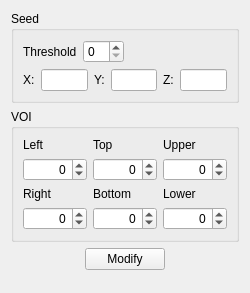
This is frontend/toolbar/seedgrow/FilterInspector.ui in FelixdelasPozas/EspINA as Qt 5 draws it before an edit. The edited form follows.
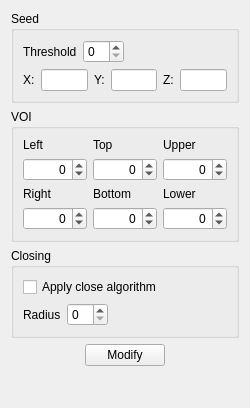
This is the edited form.

Commit message: Added close option to seed grow filter inspector. Forgot to add zoom cursor file.

```diff
--- a/frontend/toolbar/seedgrow/FilterInspector.ui
+++ b/frontend/toolbar/seedgrow/FilterInspector.ui
@@ -7,7 +7,7 @@
     <x>0</x>
     <y>0</y>
     <width>250</width>
-    <height>293</height>
+    <height>408</height>
    </rect>
   </property>
   <property name="sizePolicy">
@@ -384,6 +384,53 @@
      </layout>
     </widget>
    </item>
+   <item>
+    <widget class="QGroupBox" name="groupBox_3">
+     <property name="title">
+      <string>Closing</string>
+     </property>
+     <layout class="QVBoxLayout" name="verticalLayout_4">
+      <item>
+       <widget class="QCheckBox" name="m_closeCheckbox">
+        <property name="text">
+         <string>Apply close algorithm</string>
+        </property>
+       </widget>
+      </item>
+      <item>
+       <layout class="QHBoxLayout" name="horizontalLayout_4">
+        <item>
+         <widget class="QLabel" name="label_2">
+          <property name="text">
+           <string>Radius</string>
+          </property>
+         </widget>
+        </item>
+        <item>
+         <widget class="QSpinBox" name="m_closeRadius">
+          <property name="maximum">
+           <number>20</number>
+          </property>
+         </widget>
+        </item>
+        <item>
+         <spacer name="horizontalSpacer_5">
+          <property name="orientation">
+           <enum>Qt::Horizontal</enum>
+          </property>
+          <property name="sizeHint" stdset="0">
+           <size>
+            <width>40</width>
+            <height>20</height>
+           </size>
+          </property>
+         </spacer>
+        </item>
+       </layout>
+      </item>
+     </layout>
+    </widget>
+   </item>
    <item>
     <layout class="QHBoxLayout" name="horizontalLayout_3">
      <item>
```
Left out of the diff: 1 changed line with no effect on the pictures. The commit also changes 3 other files.
